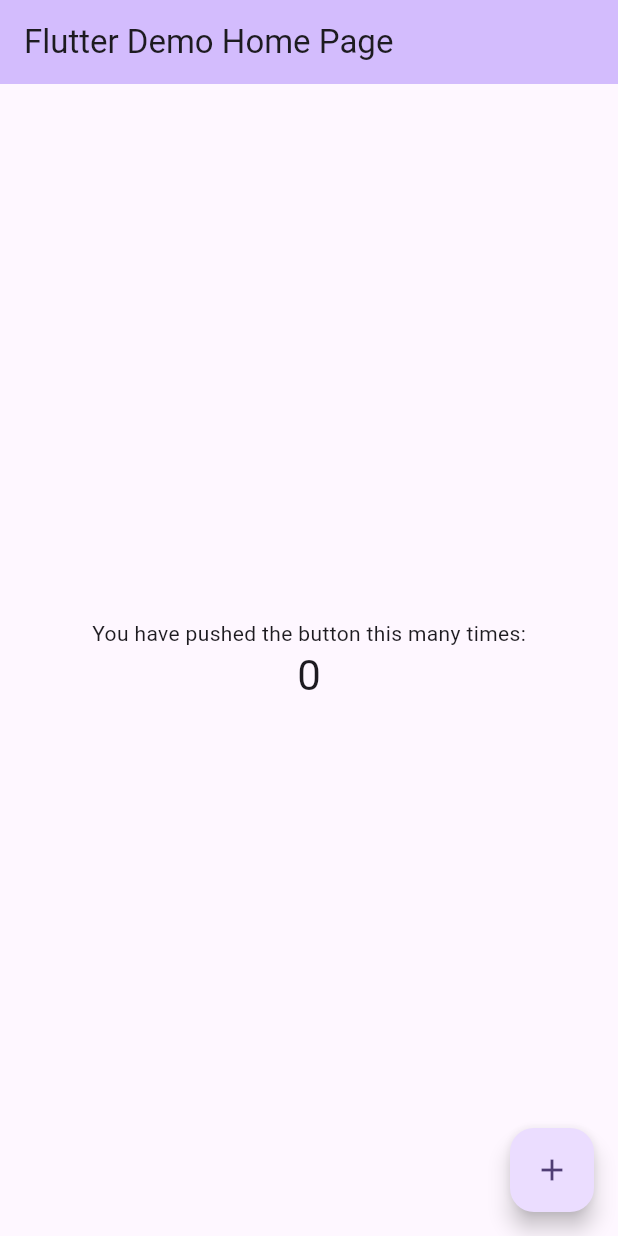
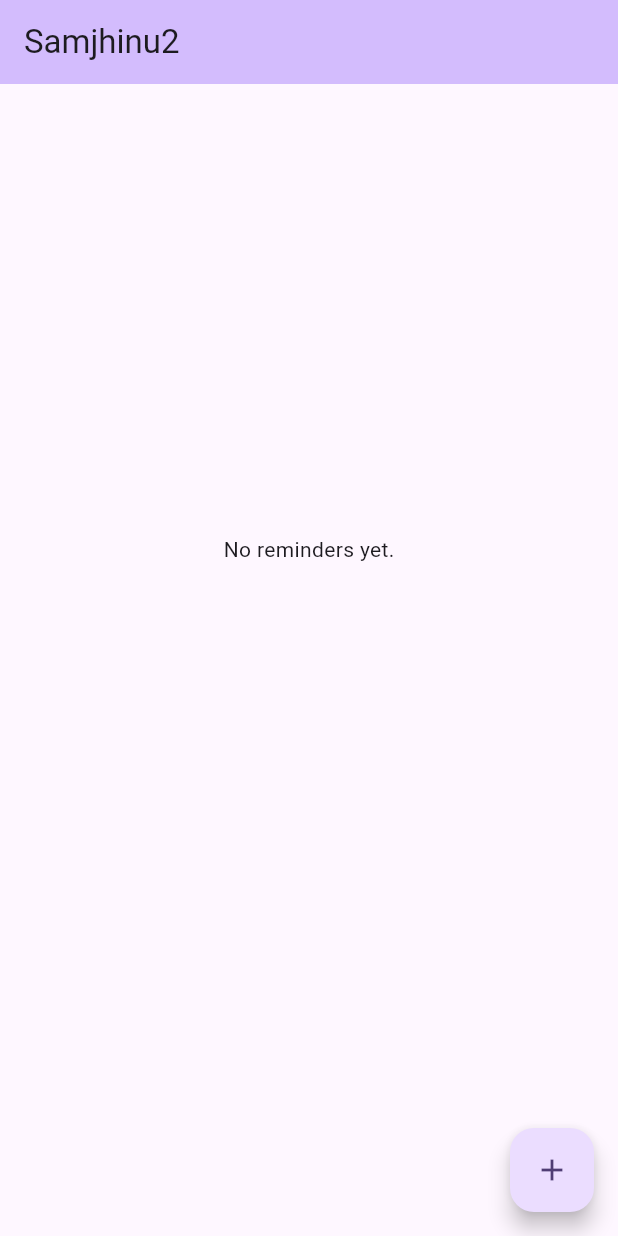
Before and after one commit to aryanDramtel/samjhinu2, a Flutter app: the screen it shows after launch, on a phone screen of 412 x 824 dp. Run offline on Flutter 3.47's test engine with Material 3 defaults, Android fonts, the phone set to English and light mode, and no system bars; our stand-ins replace flutter_map, hive, hive_flutter, latlong2; accounts and stored records are empty.

Commit message:
imporved UI, added reminders list on main screen and minor tweaks

```diff
--- a/lib/main.dart
+++ b/lib/main.dart
@@ -1,54 +1,33 @@
 import 'package:flutter/material.dart';
+import 'package:hive_flutter/hive_flutter.dart';
+import 'models/geofence.dart';
 import 'screens/reminder_form_screen.dart';
 
-
-void main() {
+void main() async {
+  WidgetsFlutterBinding.ensureInitialized();
+  await Hive.initFlutter();
+  Hive.registerAdapter(GeofenceAdapter());
+  await Hive.openBox<Geofence>('geofences');
   runApp(const MyApp());
 }
 
 class MyApp extends StatelessWidget {
   const MyApp({super.key});
 
-  // This widget is the root of your application.
   @override
   Widget build(BuildContext context) {
     return MaterialApp(
-      title: 'Flutter Demo',
+      title: 'Samjhinu2',
       theme: ThemeData(
-        // This is the theme of your application.
-        //
-        // TRY THIS: Try running your application with "flutter run". You'll see
-        // the application has a purple toolbar. Then, without quitting the app,
-        // try changing the seedColor in the colorScheme below to Colors.green
-        // and then invoke "hot reload" (save your changes or press the "hot
-        // reload" button in a Flutter-supported IDE, or press "r" if you used
-        // the command line to start the app).
-        //
-        // Notice that the counter didn't reset back to zero; the application
-        // state is not lost during the reload. To reset the state, use hot
-        // restart instead.
-        //
-        // This works for code too, not just values: Most code changes can be
-        // tested with just a hot reload.
         colorScheme: ColorScheme.fromSeed(seedColor: Colors.deepPurple),
       ),
-      home: const MyHomePage(title: 'Flutter Demo Home Page'),
+      home: const MyHomePage(title: 'Samjhinu2'),
     );
   }
 }
 
 class MyHomePage extends StatefulWidget {
   const MyHomePage({super.key, required this.title});
-
-  // This widget is the home page of your application. It is stateful, meaning
-  // that it has a State object (defined below) that contains fields that affect
-  // how it looks.
-
-  // This class is the configuration for the state. It holds the values (in this
-  // case the title) provided by the parent (in this case the App widget) and
-  // used by the build method of the State. Fields in a Widget subclass are
-  // always marked "final".
-
   final String title;
 
   @override
@@ -56,62 +35,65 @@ class MyHomePage extends StatefulWidget {
 }
 
 class _MyHomePageState extends State<MyHomePage> {
-  int _counter = 0;
+  late Box<Geofence> _box;
 
-  void _incrementCounter() {
-    setState(() {
-      // This call to setState tells the Flutter framework that something has
-      // changed in this State, which causes it to rerun the build method below
-      // so that the display can reflect the updated values. If we changed
-      // _counter without calling setState(), then the build method would not be
-      // called again, and so nothing would appear to happen.
-      _counter++;
-    });
+  @override
+  void initState() {
+    super.initState();
+    _box = Hive.box<Geofence>('geofences');
+  }
+
+  Future<void> _refresh() async {
+    setState(() {});
   }
 
   @override
   Widget build(BuildContext context) {
-    // This method is rerun every time setState is called, for instance as done
-    // by the _incrementCounter method above.
-    //
-    // The Flutter framework has been optimized to make rerunning build methods
-    // fast, so that you can just rebuild anything that needs updating rather
-    // than having to individually change instances of widgets.
     return Scaffold(
       appBar: AppBar(
-        // TRY THIS: Try changing the color here to a specific color (to
-        // Colors.amber, perhaps?) and trigger a hot reload to see the AppBar
-        // change color while the other colors stay the same.
         backgroundColor: Theme.of(context).colorScheme.inversePrimary,
-        // Here we take the value from the MyHomePage object that was created by
-        // the App.build method, and use it to set our appbar title.
         title: Text(widget.title),
       ),
-      body: Center(
-        // Center is a layout widget. It takes a single child and positions it
-        // in the middle of the parent.
-        child: Column(
-          // Column is also a layout widget. It takes a list of children and
-          // arranges them vertically. By default, it sizes itself to fit its
-          // children horizontally, and tries to be as tall as its parent.
-          //
-          // Column has various properties to control how it sizes itself and
-          // how it positions its children. Here we use mainAxisAlignment to
-          // center the children vertically; the main axis here is the vertical
-          // axis because Columns are vertical (the cross axis would be
-          // horizontal).
-          //
-          // TRY THIS: Invoke "debug painting" (choose the "Toggle Debug Paint"
-          // action in the IDE, or press "p" in the console), to see the
-          // wireframe for each widget.
-          mainAxisAlignment: MainAxisAlignment.center,
-          children: <Widget>[
-            const Text('You have pushed the button this many times:'),
-            Text(
-              '$_counter',
-              style: Theme.of(context).textTheme.headlineMedium,
+      body: RefreshIndicator(
+        onRefresh: _refresh,
+        child: ValueListenableBuilder(
+          valueListenable: _box.listenable(),
+          builder: (context, Box<Geofence> box, _) {
+            if (box.isEmpty) {
+              return ListView(
+                children: const [
+                  SizedBox(height: 300),
+                  Center(child: Text('No reminders yet.')),
+                ],
+              );
+            }
+
+            return ListView.builder(
+              itemCount: box.length,
+              itemBuilder: (context, index) {
+                final reminder = box.getAt(index)!;
+                return Card(
+                  margin: const EdgeInsets.symmetric(horizontal: 16, vertical: 8),
+                  child: ListTile(
+                    leading: const Icon(Icons.alarm),
+                    title: Text(reminder.title),
+                    subtitle: Text(
+                      '${reminder.description}\nRadius: ${reminder.radius}m\nLocation: ${reminder.latitude.toStringAsFixed(4)}, ${reminder.longitude.toStringAsFixed(4)}',
                     ),
-          ],
+                    isThreeLine: true,
+                    trailing: Switch(
+                      value: true, // Placeholder for future toggle logic
+                      onChanged: (val) {
+                        ScaffoldMessenger.of(context).showSnackBar(
+                          SnackBar(content: Text(val ? 'Reminder ON' : 'Reminder OFF')),
+                        );
+                      },
+                    ),
+                  ),
+                );
+              },
+            );
+          },
         ),
       ),
       floatingActionButton: FloatingActionButton(
@@ -121,11 +103,10 @@ class _MyHomePageState extends State<MyHomePage> {
             MaterialPageRoute(
               builder: (context) => const ReminderFormScreen(),
             ),
-    );
+          ).then((_) => _refresh());
         },
         child: const Icon(Icons.add),
       ),
- // This trailing comma makes auto-formatting nicer for build methods.
     );
   }
 }
--- /dev/null
+++ b/lib/models/geofence.dart
@@ -0,0 +1,32 @@
+import 'package:hive/hive.dart';
+import 'package:latlong2/latlong.dart';
+
+part 'geofence.g.dart';
+
+@HiveType(typeId: 0)
+class Geofence extends HiveObject {
+  @HiveField(0)
+  String title;
+
+  @HiveField(1)
+  String description;
+
+  @HiveField(2)
+  int radius;
+
+  @HiveField(3)
+  double latitude;
+
+  @HiveField(4)
+  double longitude;
+
+  Geofence({
+    required this.title,
+    required this.description,
+    required this.radius,
+    required this.latitude,
+    required this.longitude,
+  });
+
+  LatLng get location => LatLng(latitude, longitude);
+}
--- a/pubspec.yaml
+++ b/pubspec.yaml
@@ -32,6 +32,9 @@ dependencies:
     sdk: flutter
   flutter_map: ^6.1.0
   latlong2: ^0.9.0
+  hive: ^2.2.3
+  hive_flutter: ^1.1.0
+  path_provider: ^2.1.2
 
   # The following adds the Cupertino Icons font to your application.
   # Use with the CupertinoIcons class for iOS style icons.
@@ -40,6 +43,8 @@ dependencies:
 dev_dependencies:
   flutter_test:
     sdk: flutter
+  build_runner: ^2.4.6
+  hive_generator: ^2.0.1
 
   # The "flutter_lints" package below contains a set of recommended lints to
   # encourage good coding practices. The lint set provided by the package is
```
Also changed, not shown: lib/screens/reminder_form_screen.dart (+15 -8 lines), lib/models/geofence.g.dart (added), pubspec.lock, 1 other file. Lines whose indentation alone changed are shown as unchanged.
